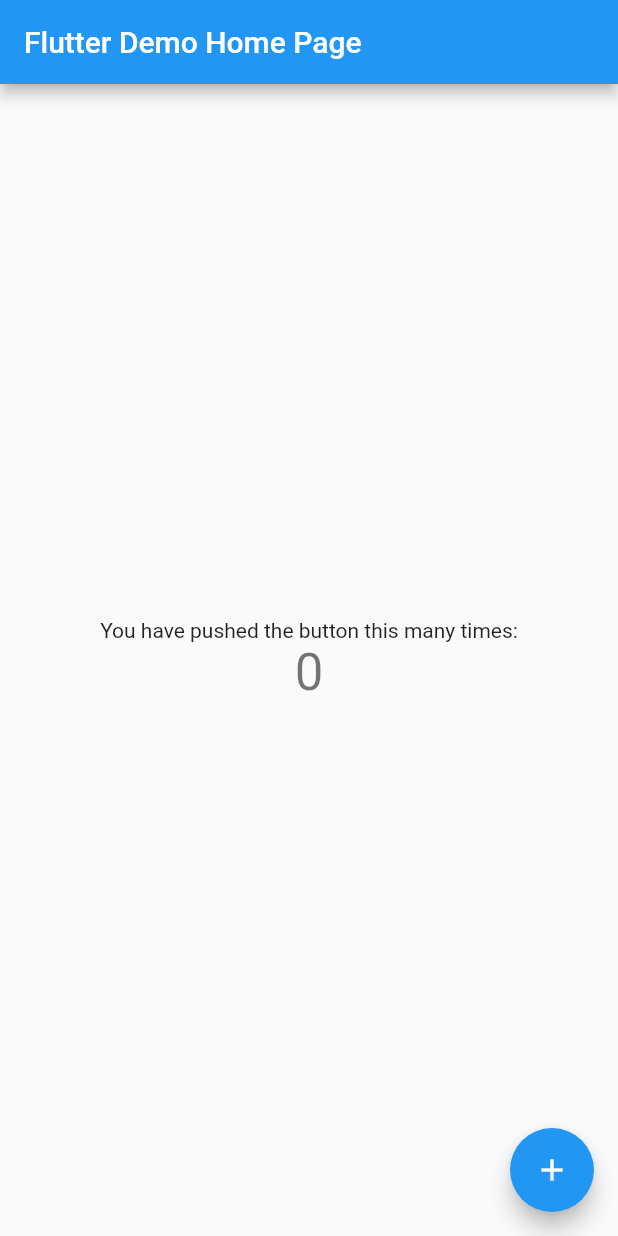
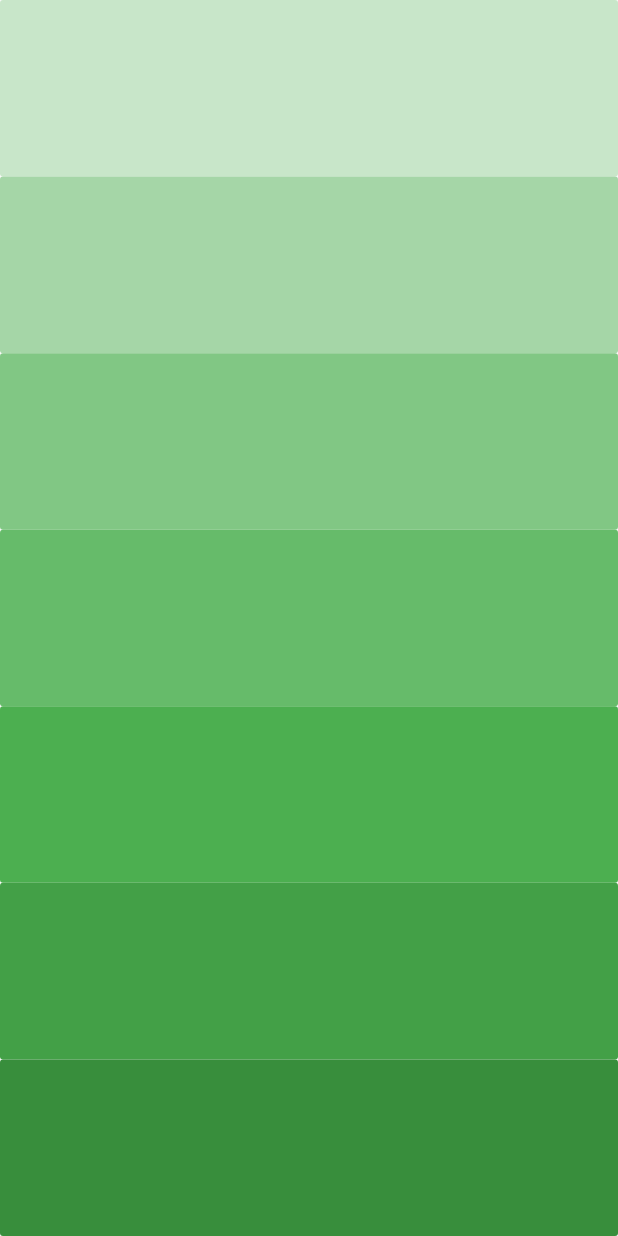
Before and after one commit to miguelopezv/xylophone-app, a Flutter app: the screen it shows after launch, on a phone screen of 412 x 824 dp. Run offline on Flutter 3.47's test engine with Material 2 defaults, Android fonts, the phone set to English and light mode, and no system bars; our stand-ins replace audioplayers.

Commit message:
add main interface nad functionality

```diff
--- a/lib/main.dart
+++ b/lib/main.dart
@@ -1,111 +1,85 @@
 import 'package:flutter/material.dart';
+import 'package:audioplayers/audio_cache.dart';
 
-void main() => runApp(MyApp());
+void main() => runApp(
+      XylophoneApp(),
+    );
 
-class MyApp extends StatelessWidget {
-  // This widget is the root of your application.
-  @override
-  Widget build(BuildContext context) {
-    return MaterialApp(
-      title: 'Flutter Demo',
-      theme: ThemeData(
-        // This is the theme of your application.
-        //
-        // Try running your application with "flutter run". You'll see the
-        // application has a blue toolbar. Then, without quitting the app, try
-        // changing the primarySwatch below to Colors.green and then invoke
-        // "hot reload" (press "r" in the console where you ran "flutter run",
-        // or simply save your changes to "hot reload" in a Flutter IDE).
-        // Notice that the counter didn't reset back to zero; the application
-        // is not restarted.
-        primarySwatch: Colors.blue,
-      ),
-      home: MyHomePage(title: 'Flutter Demo Home Page'),
-    );
-  }
-}
-
-class MyHomePage extends StatefulWidget {
-  MyHomePage({Key key, this.title}) : super(key: key);
-
-  // This widget is the home page of your application. It is stateful, meaning
-  // that it has a State object (defined below) that contains fields that affect
-  // how it looks.
-
-  // This class is the configuration for the state. It holds the values (in this
-  // case the title) provided by the parent (in this case the App widget) and
-  // used by the build method of the State. Fields in a Widget subclass are
-  // always marked "final".
-
-  final String title;
-
-  @override
-  _MyHomePageState createState() => _MyHomePageState();
-}
-
-class _MyHomePageState extends State<MyHomePage> {
-  int _counter = 0;
-
-  void _incrementCounter() {
-    setState(() {
-      // This call to setState tells the Flutter framework that something has
-      // changed in this State, which causes it to rerun the build method below
-      // so that the display can reflect the updated values. If we changed
-      // _counter without calling setState(), then the build method would not be
-      // called again, and so nothing would appear to happen.
-      _counter++;
-    });
+class XylophoneApp extends StatelessWidget {
+  void playSound(int noteNumber) {
+    final player = AudioCache();
+    player.play('note$noteNumber.wav');
   }
 
   @override
   Widget build(BuildContext context) {
-    // This method is rerun every time setState is called, for instance as done
-    // by the _incrementCounter method above.
-    //
-    // The Flutter framework has been optimized to make rerunning build methods
-    // fast, so that you can just rebuild anything that needs updating rather
-    // than having to individually change instances of widgets.
-    return Scaffold(
-      appBar: AppBar(
-        // Here we take the value from the MyHomePage object that was created by
-        // the App.build method, and use it to set our appbar title.
-        title: Text(widget.title),
-      ),
-      body: Center(
-        // Center is a layout widget. It takes a single child and positions it
-        // in the middle of the parent.
-        child: Column(
-          // Column is also a layout widget. It takes a list of children and
-          // arranges them vertically. By default, it sizes itself to fit its
-          // children horizontally, and tries to be as tall as its parent.
-          //
-          // Invoke "debug painting" (press "p" in the console, choose the
-          // "Toggle Debug Paint" action from the Flutter Inspector in Android
-          // Studio, or the "Toggle Debug Paint" command in Visual Studio Code)
-          // to see the wireframe for each widget.
-          //
-          // Column has various properties to control how it sizes itself and
-          // how it positions its children. Here we use mainAxisAlignment to
-          // center the children vertically; the main axis here is the vertical
-          // axis because Columns are vertical (the cross axis would be
-          // horizontal).
-          mainAxisAlignment: MainAxisAlignment.center,
-          children: <Widget>[
-            Text(
-              'You have pushed the button this many times:',
-            ),
-            Text(
-              '$_counter',
-              style: Theme.of(context).textTheme.display1,
-            ),
-          ],
+    return MaterialApp(
+      home: Scaffold(
+        body: SafeArea(
+          child: Column(
+            mainAxisAlignment: MainAxisAlignment.spaceAround,
+            crossAxisAlignment: CrossAxisAlignment.stretch,
+            children: <Widget>[
+              Expanded(
+                child: FlatButton(
+                  color: Colors.green[100],
+                  onPressed: () {
+                    playSound(1);
+                  },
+                ),
+              ),
+              Expanded(
+                child: FlatButton(
+                  color: Colors.green[200],
+                  onPressed: () {
+                    playSound(2);
+                  },
+                ),
+              ),
+              Expanded(
+                child: FlatButton(
+                  color: Colors.green[300],
+                  onPressed: () {
+                    playSound(3);
+                  },
+                ),
+              ),
+              Expanded(
+                child: FlatButton(
+                  color: Colors.green[400],
+                  onPressed: () {
+                    playSound(4);
+                  },
+                ),
+              ),
+              Expanded(
+                child: FlatButton(
+                  color: Colors.green[500],
+                  onPressed: () {
+                    playSound(5);
+                  },
+                ),
+              ),
+              Expanded(
+                child: FlatButton(
+                  color: Colors.green[600],
+                  onPressed: () {
+                    playSound(6);
+                  },
+                ),
+              ),
+              Expanded(
+                child: FlatButton(
+                  color: Colors.green[700],
+                  onPressed: () {
+                    playSound(7);
+                  },
+                ),
+              ),
+            ],
+          ),
         ),
       ),
-      floatingActionButton: FloatingActionButton(
-        onPressed: _incrementCounter,
-        tooltip: 'Increment',
-        child: Icon(Icons.add),
-      ), // This trailing comma makes auto-formatting nicer for build methods.
     );
   }
 }
```
